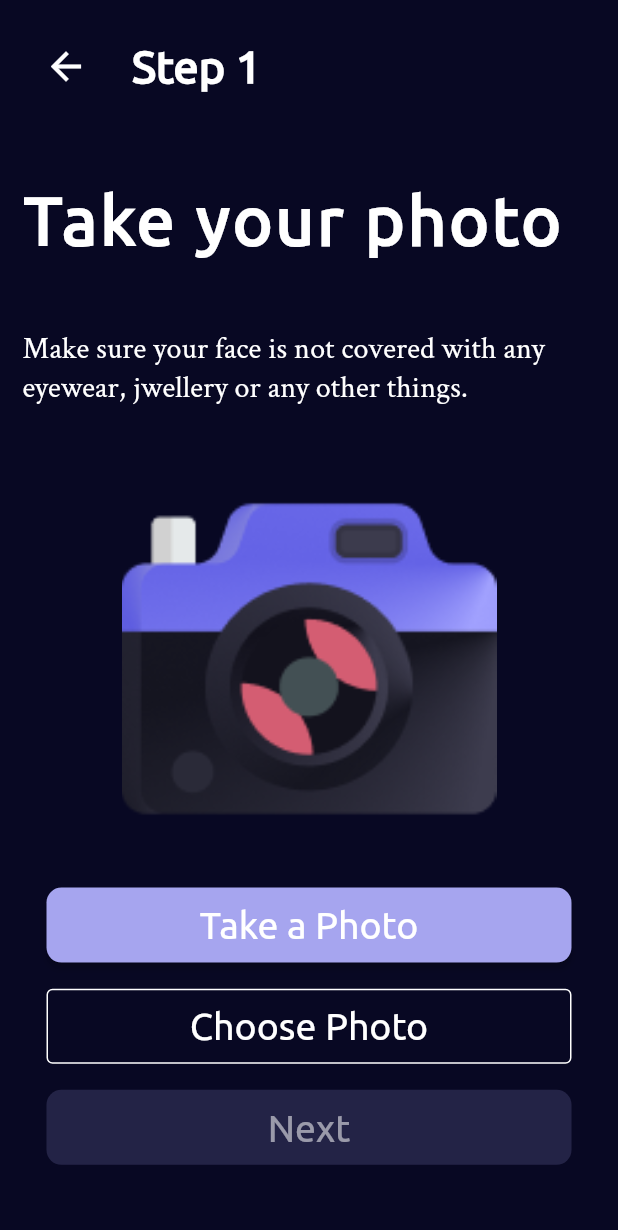
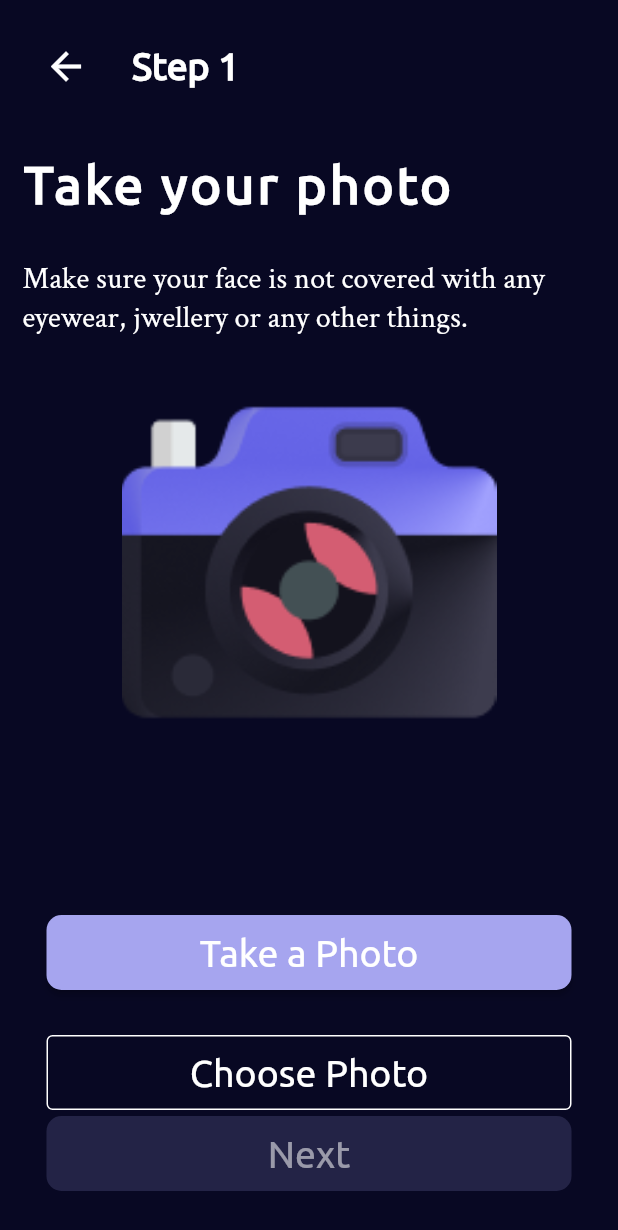
Before and after one commit to dixit9232/Investo, a Flutter app: the Confirm screen opened directly, after a tap on the "arrow back" icon, on a phone screen of 412 x 824 dp. Shown: the top 1230 px of the screen. Run offline on Flutter 3.47's test engine with Material 2 defaults, Android fonts, the phone set to English and light mode, and no system bars; drawn by our look-alikes of smooth_page_indicator; our stand-ins replace animated_splash_screen, curved_navigation_bar, device_info_plus, flutter_neumorphic_plus, flutter_staggered_animations, fluttertoast and 6 more; accounts and stored records are empty.

Commit message:
ui_change

```diff
--- a/lib/App_Screen/Stock_page.dart
+++ b/lib/App_Screen/Stock_page.dart
@@ -58,7 +58,7 @@ class _StocksState extends State<Stocks> {
                                 .textTheme
                                 .titleMedium!
                                 .copyWith(
-                                fontSize: 30,
+                                fontSize: 27,
                                 fontWeight: FontWeight.normal),
                           ),
                         ),
@@ -380,7 +380,7 @@ class _StocksState extends State<Stocks> {
                           style: Theme
                               .of(context)
                               .textTheme
-                              .titleMedium,
+                              .titleMedium!.copyWith(fontSize: 25),
                         ),
                         TextButton(
                             style: ButtonStyle(
--- a/lib/App_Screen/holdings.dart
+++ b/lib/App_Screen/holdings.dart
@@ -71,7 +71,7 @@ class _HoldingsState extends State<Holdings> {
               ),
               Text(
                 "Holdings Details",
-                style: Theme.of(context).textTheme.titleMedium,
+                style: Theme.of(context).textTheme.titleMedium!.copyWith(fontSize: 25),
               )
             ],
           ),
@@ -277,7 +277,7 @@ class _HoldingsState extends State<Holdings> {
                 padding: const EdgeInsets.all(20),
                 child: Text(
                   "Transactions",
-                  style: Theme.of(context).textTheme.titleMedium,
+                  style: Theme.of(context).textTheme.titleMedium!.copyWith(fontSize: 25),
                 ),
               ),
               Padding(
@@ -345,7 +345,7 @@ class _HoldingsState extends State<Holdings> {
                             style: Theme.of(context)
                                 .textTheme
                                 .titleMedium!
-                                .copyWith(fontSize: 25),
+                                .copyWith(fontSize: 22),
                           ),
                         )
                       ]),
--- a/lib/App_Screen/user_page.dart
+++ b/lib/App_Screen/user_page.dart
@@ -130,7 +130,7 @@ class _User_PageState extends State<User_Page> {
                               .of(context)
                               .textTheme
                               .titleMedium!
-                              .copyWith(fontSize: 20),
+                              .copyWith(fontSize: 18),
                               subtitle: sub_text[index]
                           ),
                         ),
--- a/lib/KYC/Step1.dart
+++ b/lib/KYC/Step1.dart
@@ -133,7 +133,7 @@ class _Step1State extends State<Step1> {
                 ),
                 Text(
                   "Step 1",
-                  style: Theme.of(context).textTheme.titleMedium,
+                  style: Theme.of(context).textTheme.titleMedium!.copyWith(fontSize: 25),
                 ),
               ],
             ),
@@ -146,7 +146,7 @@ class _Step1State extends State<Step1> {
                     style: Theme.of(context)
                         .textTheme
                         .displayLarge!
-                        .copyWith(fontSize: 45),
+                        .copyWith(fontSize: 35),
                   ),
                 ),
               ],
@@ -163,6 +163,7 @@ eyewear, jwellery or any other things.""",
                 ),
               ],
             ),
+
             Row(
               mainAxisAlignment: MainAxisAlignment.center,
               children: [
@@ -179,6 +180,7 @@ eyewear, jwellery or any other things.""",
                 ),
               ],
             ),
+            SizedBox(height: 100,),
             ElevatedButton(
                 style: ButtonStyle(
                     fixedSize: MaterialStatePropertyAll(Size(350, 50)),
@@ -197,6 +199,7 @@ eyewear, jwellery or any other things.""",
                       .titleMedium!
                       .copyWith(fontWeight: FontWeight.normal, fontSize: 25),
                 )),
+            SizedBox(height: 30),
             OutlinedButton(
                 style: ButtonStyle(
                     fixedSize: MaterialStatePropertyAll(Size(350, 50)),
@@ -213,6 +216,9 @@ eyewear, jwellery or any other things.""",
                       .titleMedium!
                       .copyWith(fontWeight: FontWeight.normal, fontSize: 25),
                 )),
+            Expanded(
+              child: Row(mainAxisAlignment: MainAxisAlignment.center,crossAxisAlignment: CrossAxisAlignment.end,
+                children: [
                   ElevatedButton(
                       style: ButtonStyle(
                           fixedSize: MaterialStatePropertyAll(Size(350, 50)),
@@ -239,6 +245,9 @@ eyewear, jwellery or any other things.""",
                                 (image_path == null) ? Colors.white54 : Colors.white,
                             fontSize: 25),
                       )),
+                ],
+              ),
+            ),
             SizedBox(height: 30),
           ],
         ),
--- a/lib/KYC/confirm_page.dart
+++ b/lib/KYC/confirm_page.dart
@@ -52,6 +52,7 @@ var image;
         child: Column(
           mainAxisAlignment: MainAxisAlignment.spaceBetween,
           children: [
+            SizedBox(height: 30,),
             Row(
               children: [
                 Padding(
@@ -71,6 +72,7 @@ var image;
                 ),
               ],
             ),
+            SizedBox(height: 30,),
             Row(
               children: [
                 Padding(
@@ -80,13 +82,13 @@ var image;
                     style: Theme.of(context)
                         .textTheme
                         .displayLarge!
-                        .copyWith(fontSize: 45),
+                        .copyWith(fontSize: 35),
                   ),
                 )
               ],
             ),
             SizedBox(
-              height: 20,
+              height: 50,
             ),
             Row(
               mainAxisAlignment: MainAxisAlignment.center,
@@ -106,15 +108,14 @@ var image;
                 )
               ],
             ),
-            SizedBox(
-              height: 100,
-            ),
-            Row(
+            SizedBox(height: 100,),
+            Expanded(
+              child: Row(crossAxisAlignment: CrossAxisAlignment.end,
                 mainAxisAlignment: MainAxisAlignment.center,
                 children: [
                   OutlinedButton(
                       style: ButtonStyle(
-                        fixedSize: MaterialStatePropertyAll(Size(350, 60)),
+                          fixedSize: MaterialStatePropertyAll(Size(350, 50)),
                           side: MaterialStatePropertyAll(BorderSide(
                               style: BorderStyle.solid, color: Colors.white))),
                       onPressed: () {
@@ -169,7 +170,11 @@ var image;
                                   fontSize: 25, fontWeight: FontWeight.normal))),
                 ],
               ),
+            ),
 
+            Expanded(
+              child: Row(mainAxisAlignment: MainAxisAlignment.center,crossAxisAlignment: CrossAxisAlignment.end,
+                children: [
                   ElevatedButton(
                       style: ButtonStyle(
                           fixedSize: MaterialStatePropertyAll(Size(350, 50)),
@@ -192,6 +197,9 @@ var image;
                             color: Colors.white,
                             fontSize: 25),
                       )),
+                ],
+              ),
+            ),
 SizedBox(height: 30,)
           ],
         ),
--- a/lib/user_info/Login_page.dart
+++ b/lib/user_info/Login_page.dart
@@ -78,7 +78,7 @@ class _LoginState extends State<Login> {
                     style: Theme.of(context)
                         .textTheme
                         .titleMedium!
-                        .copyWith(fontSize: 40),
+                        .copyWith(fontSize: 35),
                   ),
                 ],
               ),
```
Also changed, not shown: lib/App_Screen/portfolio.dart (+4 -8 lines), lib/KYC/KYC_done.dart (+9 -6 lines), lib/KYC/Step2.dart (+23 -5 lines), lib/KYC/Step3.dart (+12 -5 lines), lib/user_info/otp_page.dart (+15 -6 lines). Lines whose indentation alone changed are shown as unchanged.
